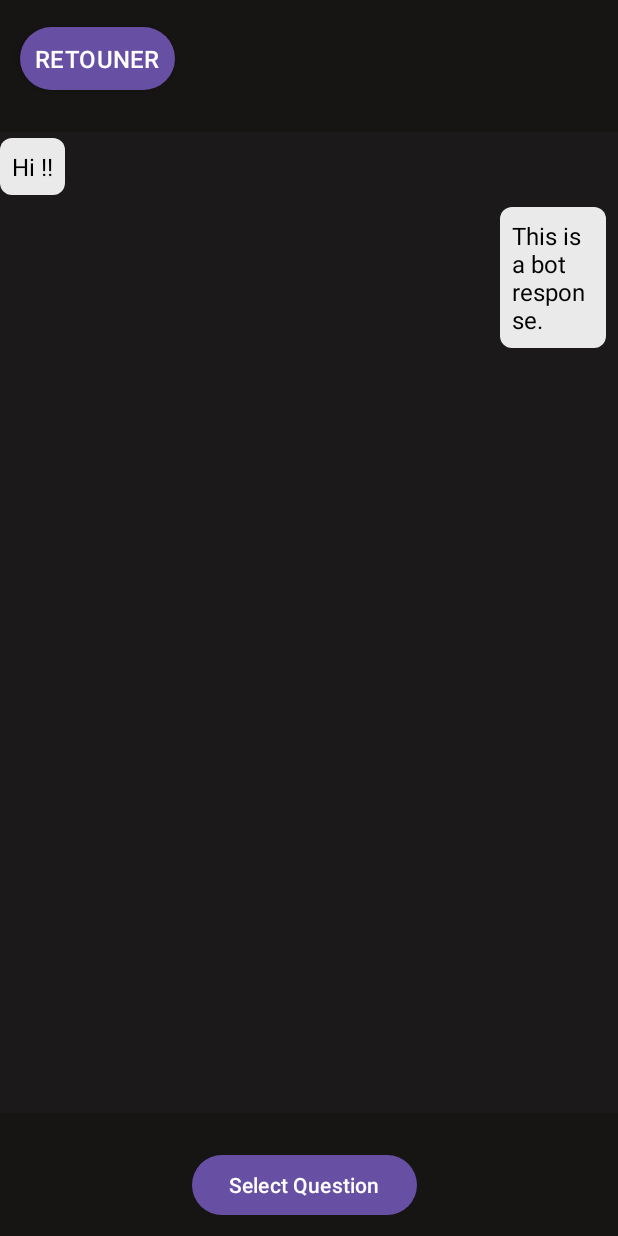
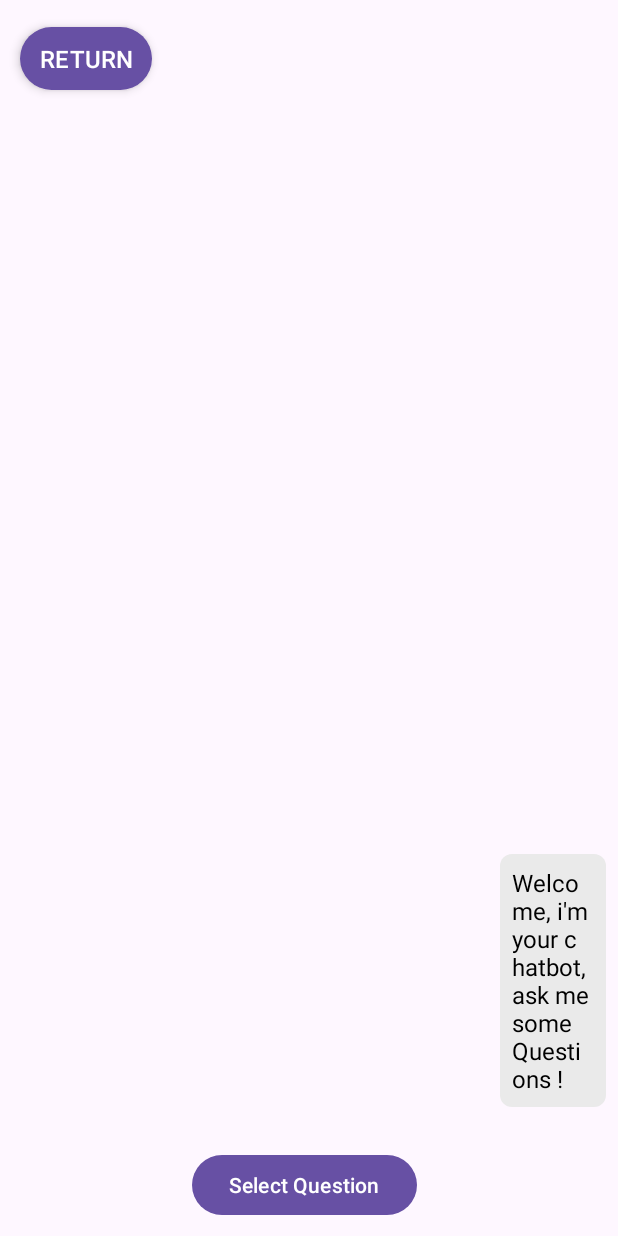
Before and after one commit to KhaledKammoun/Mobile-Projects, an Android app: the ChatbotActivity screen opened directly, with no data from a screen before it, after a tap on "Select Question", on a phone screen of 412 x 824 dp. Run offline under Robolectric (Android 15) with nearby library versions, the phone set to English and light mode, and no system bars.

Commit message:
Mobile Project

```diff
--- a/ChatBot/app/src/main/java/com/example/chatbot/ChatbotActivity.java
+++ b/ChatBot/app/src/main/java/com/example/chatbot/ChatbotActivity.java
@@ -6,12 +6,10 @@ import androidx.recyclerview.widget.RecyclerView;
 
 import android.content.Intent;
 import android.os.Bundle;
-import android.util.Log;
 import android.view.View ;
 import android.widget.Button ;
-import android.widget.TextView;
-
-import org.w3c.dom.Text;
+import android.widget.EditText;
+import android.widget.ImageView;
 
 import java.util.ArrayList;
 import java.util.List;
@@ -21,29 +19,56 @@ public class ChatbotActivity extends AppCompatActivity {
     private RecyclerView messageRecyclerView ;
     private MessageAdapter messageAdapter;
     private List<Message> messageList;
-
+    private Response rootQuestion ;
     @Override
     protected void onCreate(Bundle savedInstanceState) {
         super.onCreate(savedInstanceState);
         setContentView(R.layout.message_inteface);
 
+        Response rootQuestion = new Response("What is your favorite color?", "My favorite color is blue.");
+
+        rootQuestion.addNextQuestion("Do you like red?", "Yes, I like red.");
+        rootQuestion.addNextQuestion("Do you like green?", "No, I don't like green.");
+
+        System.out.println("Root Question: " + rootQuestion.getQuestion());
+
+        System.out.println("Related Questions:");
+        for (Response nextQuestion : rootQuestion.getNextQuestions()) {
+            System.out.println(nextQuestion.getQuestion());
+        }
 
         messageRecyclerView = findViewById(R.id.messageRecyclerView);
         messageList = new ArrayList<>();
+
+        // put responseList Empty
+
         messageAdapter = new MessageAdapter(messageList);
         messageRecyclerView.setLayoutManager(new LinearLayoutManager(this));
         messageRecyclerView.setAdapter(messageAdapter);
 
-        Button askButton = findViewById(R.id.selectQuestionButton);
 
+        // Set initial message for the user
+        addMessage("Welcome, i'm your chatbot, ask me some Questions !", false);
+        LinearLayoutManager layoutManager = new LinearLayoutManager(this);
+        layoutManager.setStackFromEnd(true); // Start from the bottom of the list
+        layoutManager.setReverseLayout(false); // Display items in reverse order
+        messageRecyclerView.setLayoutManager(layoutManager);
 
-        askButton.setOnClickListener(new View.OnClickListener() {
+        Button selectQuestionButton = findViewById(R.id.selectQuestionButton) ;
+        selectQuestionButton.setOnClickListener(new View.OnClickListener() {
             @Override
             public void onClick(View v) {
-                addMessage("Hi !!", true);
-                String botResponse = "This is a bot response.";
-                addMessage(botResponse, false);
+                List<Response> nextQuestionsList = rootQuestion.getNextQuestions();
+                ArrayList<String> questionStrings = new ArrayList<>();
+                for (Response response : nextQuestionsList) {
+                    questionStrings.add(response.getQuestion());
+                }
 
+                Intent intent = new Intent(ChatbotActivity.this, QuestionListPage.class);
+
+                intent.putStringArrayListExtra("nextQuestions", questionStrings);
+
+                startActivity(intent);
             }
         });
 
@@ -63,4 +88,47 @@ public class ChatbotActivity extends AppCompatActivity {
         messageAdapter.notifyItemInserted(messageList.size() - 1);
         messageRecyclerView.scrollToPosition(messageList.size() - 1);
     }
+
+    private boolean checkInputValid(String inputString) {
+        // Remove spaces and parentheses for validation
+        String cleanString = inputString.replaceAll("\\s+", "").replaceAll("[()]", "");
+
+        // Check for invalid characters (anything other than digits and operators)
+        for (char c : cleanString.toCharArray()) {
+            if (!Character.isDigit(c) && c != '+' && c != '-' && c != '*' && c != '/') {
+                return false; // Invalid character found
+            }
+        }
+
+        // Check for consecutive operators or trailing operators
+        if (cleanString.matches(".*[+\\-*/]{2,}.*") || cleanString.matches(".*[+\\-*/]$")) {
+            return false; // Consecutive or trailing operators are not valid
+        }
+
+        return true; // Input is valid
+    }
+
+    private float calculateResult(String inputString) {
+        float result = 0;
+        inputString = inputString.replace("(", "").replace(")", ""); // Remove parentheses
+
+        // Split the string by spaces to separate numbers and operators
+        String[] tokens = inputString.split("\\s+");
+        String sign = "+";
+
+        for (String token : tokens) {
+            if (token.equals("+") || token.equals("-")) {
+                sign = token;
+            } else {
+                if (sign.equals("+")) {
+                    result += Float.parseFloat(token); // Parse token as float and add
+                } else {
+                    result -= Float.parseFloat(token); // Parse token as float and subtract
+                }
+            }
+        }
+
+        return result;
+    }
+
 }
--- /dev/null
+++ b/ChatBot/app/src/main/java/com/example/chatbot/Response.java
@@ -0,0 +1,32 @@
+package com.example.chatbot;
+
+import java.util.ArrayList;
+import java.util.List;
+
+public class Response {
+    private String currentQuestion;
+    private String currentResponse;
+    private List<Response> nextQuestions;
+
+    public Response(String question, String response) {
+        this.currentQuestion = question;
+        this.currentResponse = response;
+        this.nextQuestions = new ArrayList<>();
+    }
+
+    public String getQuestion() {
+        return currentQuestion;
+    }
+
+    public String getResponse() {
+        return currentResponse;
+    }
+
+    public List<Response> getNextQuestions() {
+        return nextQuestions;
+    }
+
+    public void addNextQuestion(String question, String response) {
+        nextQuestions.add(new Response(question, response));
+    }
+}
--- a/ChatBot/app/src/main/res/layout/message_inteface.xml
+++ b/ChatBot/app/src/main/res/layout/message_inteface.xml
@@ -1,9 +1,16 @@
 <?xml version="1.0" encoding="utf-8"?>
 <RelativeLayout xmlns:android="http://schemas.android.com/apk/res/android"
     android:layout_width="match_parent"
-    android:layout_height="match_parent"
-    android:background="#171414">
+    android:layout_height="match_parent">
 
+    <androidx.recyclerview.widget.RecyclerView
+        android:id="@+id/messageRecyclerView"
+        android:layout_width="match_parent"
+        android:layout_height="wrap_content"
+        android:layout_above="@id/selectQuestionButton"
+        android:layout_below="@id/returnButton"
+        android:layout_marginTop="8dp"
+        android:layout_marginBottom="8dp" />
 
     <Button
         android:id="@+id/selectQuestionButton"
@@ -31,22 +38,8 @@
         android:elevation="4dp"
         android:padding="10dp"
         android:stateListAnimator="@null"
-        android:text="RETOUNER"
+        android:text="RETURN"
         android:textColor="#FFFFFF"
         android:textSize="16sp" />
 
-    <androidx.recyclerview.widget.RecyclerView
-        android:id="@+id/messageRecyclerView"
-        android:layout_width="match_parent"
-        android:layout_height="wrap_content"
-        android:layout_above="@id/selectQuestionButton"
-        android:layout_below="@id/returnButton"
-        android:layout_marginTop="8dp"
-        android:layout_marginBottom="8dp"
-        android:background="#1B1919" />
-
-    <LinearLayout
-        android:layout_width="match_parent"
-        android:layout_height="wrap_content"
-        android:orientation="vertical" />
 </RelativeLayout>
```
Also changed, not shown: ChatBot/app/src/main/java/com/example/chatbot/QuestionListPage.java (added, +47 -0 lines), ChatBot/app/src/main/res/drawable/edittext_background.xml (added, +9 -0 lines), ChatBot/app/src/main/res/layout/question_list_style.xml (added, +18 -0 lines).
